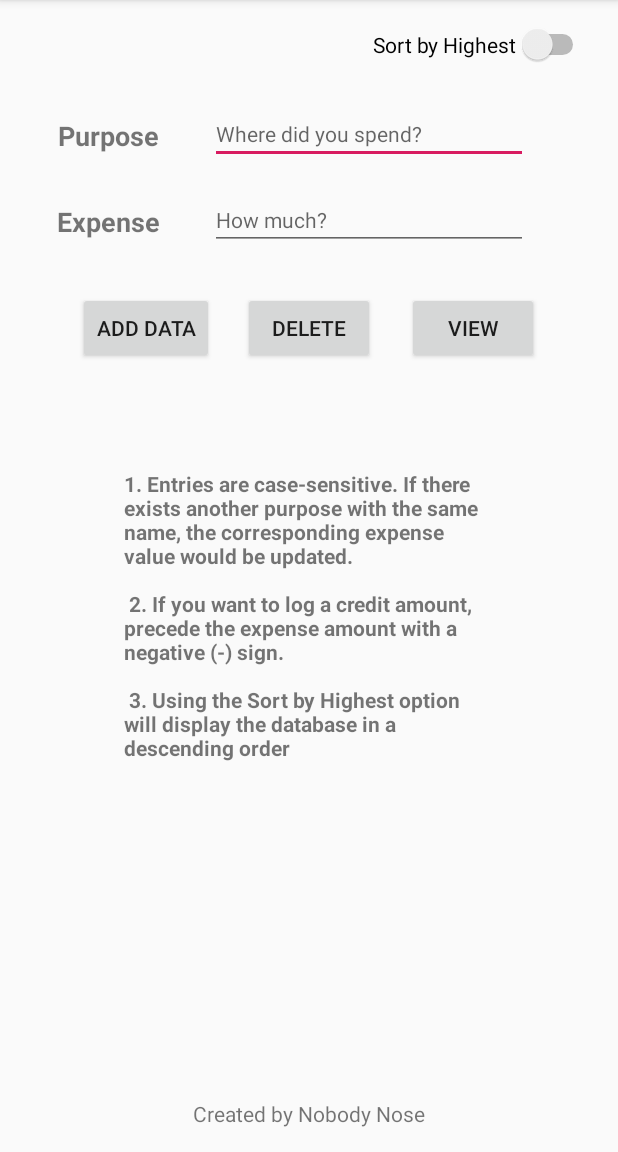
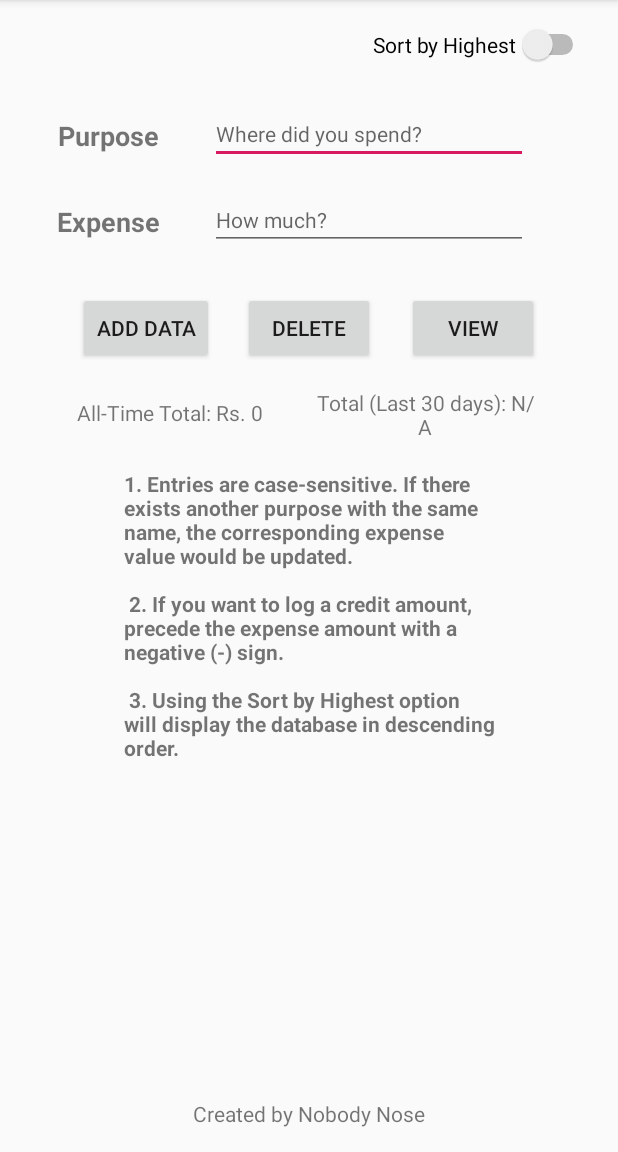
Before and after one commit to nobodyn0se/Android_TrackMyExpenses, an Android app: the screen it shows after launch (MainActivity), on a phone screen of 412 x 824 dp, the part 84-1236 px from its top. Run offline under Robolectric (Android 15) with nearby library versions, the phone set to English and light mode, and no system bars.

Commit message:
Every Click event is now run on a new thread, total amount of the last 30 days is now calculated and displayed on app launch. String resources updated to prevent concatenation.

```diff
--- a/app/build.gradle
+++ b/app/build.gradle
@@ -23,6 +23,11 @@ dependencies {
     implementation fileTree(dir: 'libs', include: ['*.jar'])
     implementation 'androidx.appcompat:appcompat:1.1.0'
     implementation 'androidx.constraintlayout:constraintlayout:1.1.3'
+
+
+    implementation 'com.intuit.ssp:ssp-android:1.0.5'
+    implementation 'com.intuit.sdp:sdp-android:1.0.5'
+
     testImplementation 'junit:junit:4.12'
     androidTestImplementation 'androidx.test:runner:1.1.1'
     androidTestImplementation 'androidx.test.espresso:espresso-core:3.2.0'
--- a/app/src/main/java/com/example/trackmyexpense/DBHelper.java
+++ b/app/src/main/java/com/example/trackmyexpense/DBHelper.java
@@ -51,6 +51,7 @@ public class DBHelper extends SQLiteOpenHelper {
         rs.moveToFirst();
 
             int exp_update = rs.getInt(0);
+            rs.close();
             exp_update += expense;   //add new expenses to update the field and prevent redundancies
             cv.put("Expense", exp_update);
             long r = db.update(TABLE_NAME, cv, "Purpose = ?", new String[]{purpose});
@@ -93,6 +94,24 @@ public class DBHelper extends SQLiteOpenHelper {
         return 0;
     }
 
+    public int last30sum() {
+        SQLiteDatabase db = this.getReadableDatabase();
+        String Q = "SELECT COUNT(SerialNumber) FROM exptable";
+        Cursor s = db.rawQuery(Q, null);
+        s.moveToFirst();
+
+        if(s.getInt(0) < 30) { System.out.println(s.getInt(0)); s.close(); return 0; }
+        else {
+            Q = String.format("SELECT SUM(%s) as Total FROM (SELECT %s FROM %s ORDER BY %s DESC LIMIT 30) %s ", C_EXPENSE, C_EXPENSE, TABLE_NAME, C_NUMBER, TABLE_NAME);
+            s = db.rawQuery(Q, null);
+            s.moveToFirst();
+            int ret = s.getInt(0);
+            System.out.println(ret);
+            s.close();
+            return ret;
+        }
+    }
+
     public Integer remove(String id) {
         SQLiteDatabase db = this.getWritableDatabase();
         return db.delete(TABLE_NAME, "SerialNumber = ?", new String[]{id});
--- a/app/src/main/java/com/example/trackmyexpense/MainActivity.java
+++ b/app/src/main/java/com/example/trackmyexpense/MainActivity.java
@@ -4,11 +4,13 @@ import androidx.appcompat.app.AppCompatActivity;
 import android.content.DialogInterface;
 import android.database.Cursor;
 import android.os.Bundle;
+import android.os.Handler;
 import android.text.InputType;
 import android.view.View;
 import android.widget.Button;
 import android.widget.EditText;
 import android.widget.Switch;
+import android.widget.TextView;
 import android.widget.Toast;
 
 import java.text.DecimalFormat;
@@ -19,6 +21,9 @@ public class MainActivity extends AppCompatActivity {
     Button add, view, del;
     Switch desc;
     DBHelper mdb;
+    public TextView tot, last30tot;
+
+    Handler handler = new Handler(); //using handler to run last 30 days sum method on another thread, leaving main thread responsive
 
     @Override
     protected void onCreate(Bundle savedInstanceState) {
@@ -35,12 +40,37 @@ public class MainActivity extends AppCompatActivity {
 
         desc = findViewById(R.id.desc_switch);
 
+        tot = findViewById(R.id.total_view);
+        last30tot = findViewById(R.id.totview30);
+
+        //Creating definition for new thread to set TextView
+        Thread total30 = new Thread() {
+            public void run() {
+                handler.post(new Runnable() {
+                    @Override
+                    public void run() {
+                        int x = mdb.last30sum();
+                        int y = mdb.sum();
+                        if(x == 0) last30tot.setText(R.string.no_num);
+                        else last30tot.setText(getString(R.string.tot30days, x));
+                        tot.setText(getString(R.string.main_total, y));
+                    }
+                });
+            }
+        };
+        total30.start();
+            //New Thread to retrieve Total on run-time and setTextView to display the same
         AddData();
         ViewData();
         DelData();
+
     }
 
+
     public void AddData() {
+        new Thread(new Runnable() {
+            @Override
+            public void run() {
                 add.setOnClickListener(new View.OnClickListener() {
                     @Override
                     public void onClick(View v) {
@@ -70,8 +100,13 @@ public class MainActivity extends AppCompatActivity {
                     }
                 });
             }
+        }).start();
+    }
 
     public void ViewData() {
+        new Thread(new Runnable() {
+            @Override
+            public void run() {
                 view.setOnClickListener(new View.OnClickListener() {
                     @Override
                     public void onClick(View v) {
@@ -124,8 +159,13 @@ public class MainActivity extends AppCompatActivity {
                     }
                 });
             }
+        }).start();
+    }
 
     public void DelData() {
+        new Thread(new Runnable() {
+            @Override
+            public void run() {
                 del.setOnClickListener(new View.OnClickListener() {
                     @Override
                     public void onClick(View v) {
@@ -167,6 +207,8 @@ public class MainActivity extends AppCompatActivity {
                     }
                 });
             }
+        }).start();
+    }
 
     public void showMessage(String title, String message) {
         AlertDialog.Builder builder = new AlertDialog.Builder(this);
--- a/app/src/main/res/layout/activity_main.xml
+++ b/app/src/main/res/layout/activity_main.xml
@@ -4,6 +4,7 @@
     xmlns:tools="http://schemas.android.com/tools"
     android:layout_width="match_parent"
     android:layout_height="match_parent"
+
     tools:context=".MainActivity">
 
     <EditText
@@ -17,9 +18,9 @@
         android:layout_marginRight="60dp"
         android:ems="10"
         android:hint="@string/edit_hint_purpose"
-        android:inputType="text"
+        android:importantForAutofill="no"
+        android:inputType="textVisiblePassword|text"
         android:textSize="14sp"
-        android:importantForAutofill="no"
         app:layout_constraintEnd_toEndOf="parent"
         app:layout_constraintStart_toEndOf="@+id/label_purpose"
         app:layout_constraintTop_toTopOf="parent" />
@@ -28,19 +29,16 @@
         android:id="@+id/input_expense"
         android:layout_width="212dp"
         android:layout_height="37dp"
-        android:layout_marginStart="8dp"
-        android:layout_marginLeft="8dp"
         android:layout_marginTop="20dp"
         android:layout_marginEnd="60dp"
         android:layout_marginRight="60dp"
         android:ems="10"
         android:hint="@string/edit_hint_expense"
+        android:importantForAutofill="no"
         android:inputType="numberSigned"
         android:textSize="14sp"
-        android:importantForAutofill="no"
         app:layout_constraintEnd_toEndOf="parent"
-        app:layout_constraintHorizontal_bias="1.0"
-        app:layout_constraintStart_toEndOf="@+id/label_expense"
+        app:layout_constraintStart_toStartOf="@+id/input_purpose"
         app:layout_constraintTop_toBottomOf="@+id/input_purpose" />
 
     <TextView
@@ -68,6 +66,7 @@
         android:text="@string/text_expense"
         android:textSize="18sp"
         android:textStyle="bold"
+        app:layout_constraintEnd_toEndOf="@+id/label_purpose"
         app:layout_constraintStart_toStartOf="parent"
         app:layout_constraintTop_toBottomOf="@+id/label_purpose" />
 
@@ -137,4 +136,26 @@
         app:layout_constraintStart_toStartOf="parent"
         app:layout_constraintTop_toBottomOf="@+id/btn_delete" />
 
+    <TextView
+        android:id="@+id/total_view"
+        android:layout_width="130dp"
+        android:layout_height="33dp"
+        android:layout_marginStart="20dp"
+        android:layout_marginLeft="20dp"
+        android:gravity="center"
+        app:layout_constraintBottom_toTopOf="@+id/textExplain"
+        app:layout_constraintStart_toStartOf="@+id/label_expense"
+        app:layout_constraintTop_toBottomOf="@+id/btn_add"
+        app:layout_constraintVertical_bias="0.432" />
+
+    <TextView
+        android:id="@+id/totview30"
+        android:layout_width="150dp"
+        android:layout_height="33dp"
+        android:gravity="center"
+        app:layout_constraintEnd_toEndOf="parent"
+        app:layout_constraintHorizontal_bias="0.464"
+        app:layout_constraintStart_toStartOf="@+id/btn_delete"
+        app:layout_constraintTop_toTopOf="@+id/total_view" />
+
 </androidx.constraintlayout.widget.ConstraintLayout>
--- a/app/src/main/res/values/strings.xml
+++ b/app/src/main/res/values/strings.xml
@@ -11,5 +11,8 @@
     <string name="edit_hint_purpose">Where did you spend?</string>
     <string name="main_msg"><b>1. Entries are case-sensitive. If there exists another purpose with the same name, the corresponding expense value would be updated.\n\n
     2. If you want to log a credit amount, precede the expense amount with a negative (-) sign.\n\n
-        3. Using the Sort by Highest option will display the database in a descending order</b></string>
+        3. Using the Sort by Highest option will display the database in descending order.</b></string>
+    <string name="no_num">Total (Last 30 days): N/A</string>
+    <string name="tot30days">Total (Last 30 days): Rs. %1$d</string>
+    <string name="main_total">All-Time Total: Rs. %1$d</string>
 </resources>
```
Lines whose indentation alone changed are shown as unchanged.
